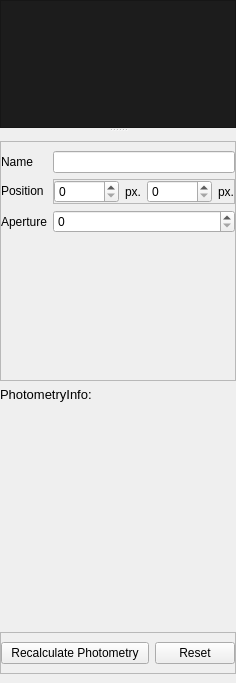
Above: startrak-ui/qt/layouts/insp_star.ui from JotaRata/StarTrak-continued before the change. Below: the same form after it.
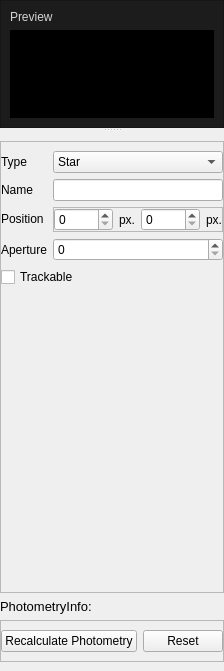
That is the form after the change.

Commit message: Improved Star inspector design

Patch:
```diff
--- a/startrak-ui/qt/layouts/insp_star.ui
+++ b/startrak-ui/qt/layouts/insp_star.ui
@@ -6,8 +6,8 @@
    <rect>
     <x>0</x>
     <y>0</y>
-    <width>236</width>
-    <height>683</height>
+    <width>216</width>
+    <height>671</height>
    </rect>
   </property>
   <property name="windowTitle">
@@ -41,6 +41,12 @@
         <height>128</height>
        </size>
       </property>
+      <property name="maximumSize">
+       <size>
+        <width>16777215</width>
+        <height>256</height>
+       </size>
+      </property>
       <property name="styleSheet">
        <string notr="true">background-color: rgb(28, 28, 28);</string>
       </property>
@@ -50,6 +56,37 @@
       <property name="frameShadow">
        <enum>QFrame::Raised</enum>
       </property>
+      <layout class="QVBoxLayout" name="verticalLayout_3">
+       <item>
+        <widget class="QLabel" name="label_6">
+         <property name="sizePolicy">
+          <sizepolicy hsizetype="Preferred" vsizetype="Maximum">
+           <horstretch>0</horstretch>
+           <verstretch>0</verstretch>
+          </sizepolicy>
+         </property>
+         <property name="styleSheet">
+          <string notr="true">color: rgb(212, 212, 212);</string>
+         </property>
+         <property name="text">
+          <string>Preview</string>
+         </property>
+        </widget>
+       </item>
+       <item>
+        <widget class="QFrame" name="frame_2">
+         <property name="styleSheet">
+          <string notr="true">background-color: rgb(0, 0, 0);</string>
+         </property>
+         <property name="frameShape">
+          <enum>QFrame::NoFrame</enum>
+         </property>
+         <property name="frameShadow">
+          <enum>QFrame::Plain</enum>
+         </property>
+        </widget>
+       </item>
+      </layout>
      </widget>
      <widget class="QFrame" name="lower">
       <property name="sizePolicy">
@@ -84,6 +121,30 @@
            <number>0</number>
           </property>
           <item row="0" column="0">
+           <widget class="QLabel" name="label_7">
+            <property name="text">
+             <string>Type</string>
+            </property>
+            <property name="buddy">
+             <cstring>comboBox</cstring>
+            </property>
+           </widget>
+          </item>
+          <item row="0" column="1">
+           <widget class="QComboBox" name="comboBox">
+            <item>
+             <property name="text">
+              <string>Star</string>
+             </property>
+            </item>
+            <item>
+             <property name="text">
+              <string>ReferenceStar</string>
+             </property>
+            </item>
+           </widget>
+          </item>
+          <item row="1" column="0">
            <widget class="QLabel" name="label">
             <property name="text">
              <string>Name</string>
@@ -93,10 +154,10 @@
             </property>
            </widget>
           </item>
-          <item row="0" column="1">
+          <item row="1" column="1">
            <widget class="QLineEdit" name="nameField"/>
           </item>
-          <item row="1" column="0">
+          <item row="2" column="0">
            <widget class="QLabel" name="label_2">
             <property name="text">
              <string>Position</string>
@@ -106,7 +167,7 @@
             </property>
            </widget>
           </item>
-          <item row="1" column="1">
+          <item row="2" column="1">
            <widget class="QFrame" name="frame">
             <property name="frameShape">
              <enum>QFrame::StyledPanel</enum>
@@ -162,7 +223,7 @@
             </layout>
            </widget>
           </item>
-          <item row="2" column="0">
+          <item row="3" column="0">
            <widget class="QLabel" name="label_5">
             <property name="text">
              <string>Aperture</string>
@@ -172,14 +233,33 @@
             </property>
            </widget>
           </item>
-          <item row="2" column="1">
+          <item row="3" column="1">
            <widget class="QSpinBox" name="apertField"/>
           </item>
+          <item row="4" column="0" colspan="2">
+           <widget class="QCheckBox" name="checkBox">
+            <property name="sizePolicy">
+             <sizepolicy hsizetype="Minimum" vsizetype="Fixed">
+              <horstretch>0</horstretch>
+              <verstretch>0</verstretch>
+             </sizepolicy>
+            </property>
+            <property name="text">
+             <string>Trackable</string>
+            </property>
+           </widget>
+          </item>
          </layout>
         </widget>
        </item>
        <item>
         <widget class="QLabel" name="label_phot">
+         <property name="sizePolicy">
+          <sizepolicy hsizetype="Preferred" vsizetype="Maximum">
+           <horstretch>0</horstretch>
+           <verstretch>0</verstretch>
+          </sizepolicy>
+         </property>
          <property name="text">
           <string>&lt;html&gt;&lt;head/&gt;&lt;body&gt;&lt;p&gt;&lt;span style=&quot; font-size:10pt;&quot;&gt;PhotometryInfo:&lt;/span&gt;&lt;/p&gt;&lt;/body&gt;&lt;/html&gt;</string>
          </property>
```
Left out of the diff: 73 changed lines with no effect on the pictures. The commit also changes 1 other file.
